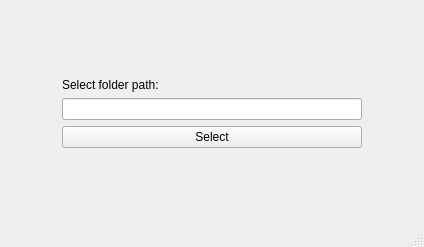
The window that Recipient-server/server.ui (vlad-ozh/NG_2021_Sending_Files_Client-Server) describes before a commit, drawn with Qt 5.
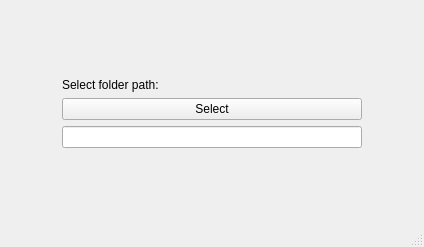
The same window after the commit.

Commit message: added button start

Patch:
```diff
--- a/Recipient-server/server.ui
+++ b/Recipient-server/server.ui
@@ -51,7 +51,14 @@
        </widget>
       </item>
       <item>
-       <widget class="QLineEdit" name="lineEdit">
+       <widget class="QPushButton" name="b_select">
+        <property name="text">
+         <string>Select</string>
+        </property>
+       </widget>
+      </item>
+      <item>
+       <widget class="QLineEdit" name="e_path">
         <property name="minimumSize">
          <size>
           <width>300</width>
@@ -63,13 +70,6 @@
         </property>
        </widget>
       </item>
-      <item>
-       <widget class="QPushButton" name="pushButton">
-        <property name="text">
-         <string>Select</string>
-        </property>
-       </widget>
-      </item>
       <item>
        <spacer name="verticalSpacer">
         <property name="orientation">
```
